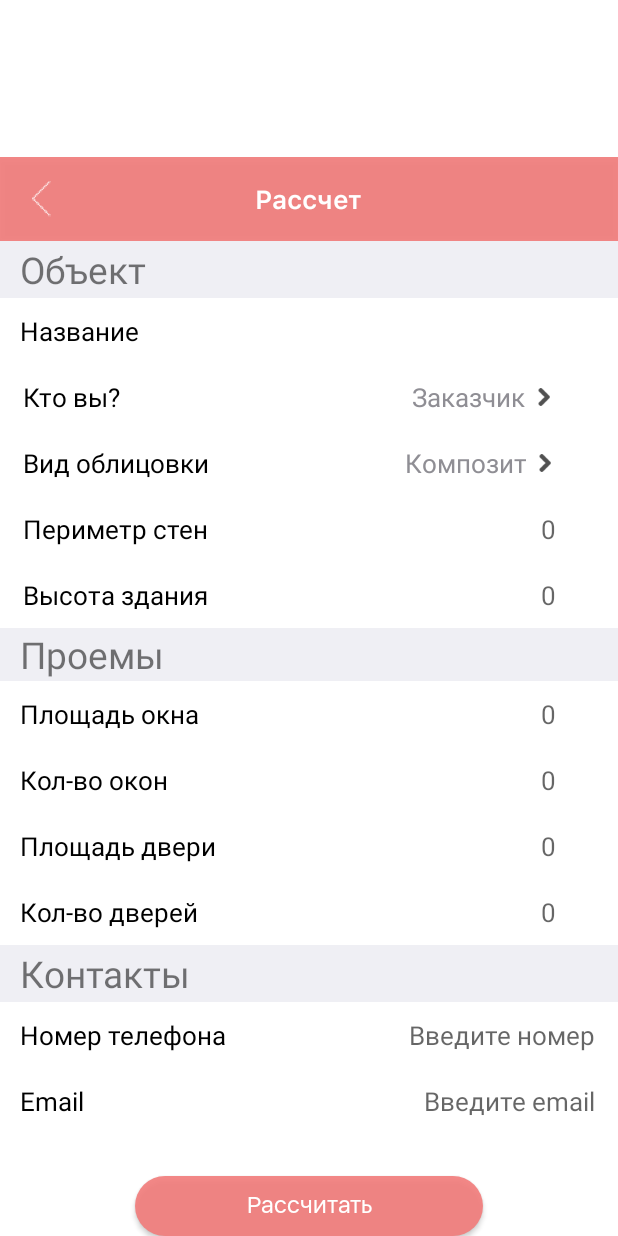
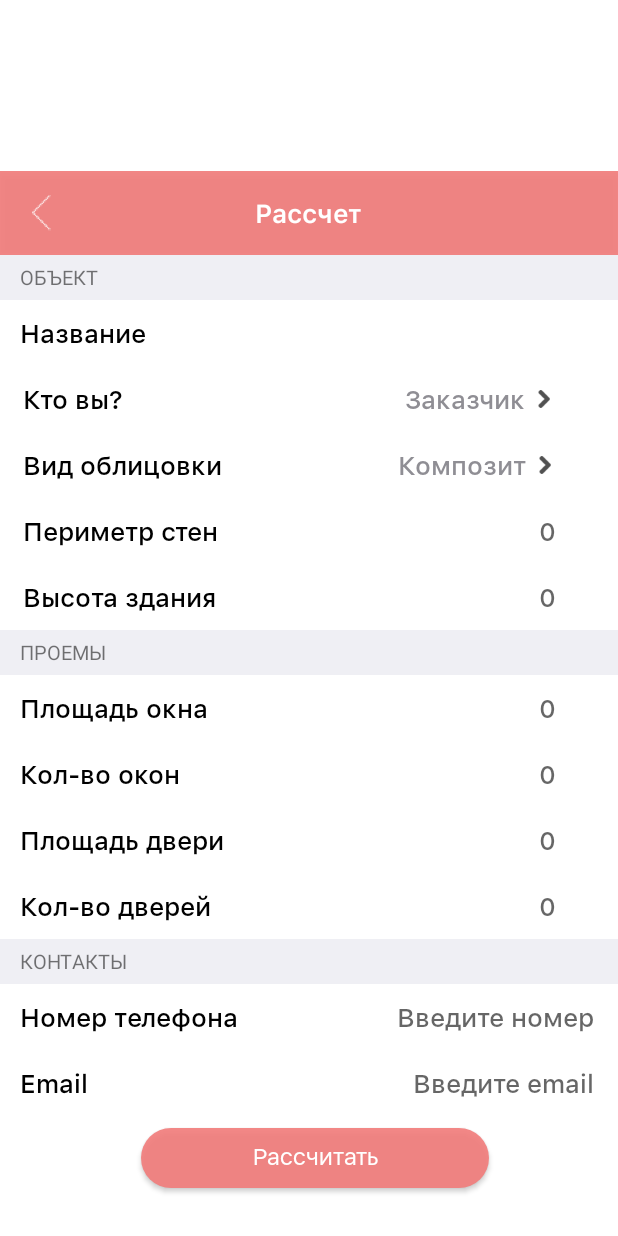
Before and after one commit to Motygullin503/Alliance, an Android app: the CalculateActivity screen opened directly, with no data from a screen before it, on a phone screen of 412 x 824 dp. Run offline under Robolectric (Android 15) with nearby library versions, the phone set to English and light mode, and no system bars.

Commit message:
add fonts

```diff
--- a/app/src/main/res/layout/calculate_activity.xml
+++ b/app/src/main/res/layout/calculate_activity.xml
@@ -18,7 +18,8 @@
         app:layout_constraintHorizontal_bias="0.0"
         app:layout_constraintStart_toStartOf="parent"
         app:layout_constraintTop_toTopOf="parent"
-        app:layout_constraintVertical_bias="1.0">
+        app:layout_constraintVertical_bias="1.0"
+        >
 
         <android.support.constraint.ConstraintLayout
             android:layout_width="match_parent"
@@ -41,19 +42,21 @@
             <TextView
                 android:id="@+id/textView"
                 android:layout_width="match_parent"
-                android:layout_height="38dp"
+                android:layout_height="30dp"
                 android:background="@color/background_title"
                 android:gravity="center_vertical"
                 android:paddingStart="13dp"
                 android:text="@string/object"
-                android:textSize="11pt"
+                android:textSize="13sp"
                 app:layout_constraintEnd_toEndOf="parent"
                 app:layout_constraintHorizontal_bias="0.0"
                 app:layout_constraintStart_toStartOf="parent"
+                android:textAllCaps="true"
                 app:layout_constraintTop_toBottomOf="@+id/include" />
 
             <TextView
                 android:id="@+id/textView2"
+                android:fontFamily="@font/sfui_text_medium"
                 android:layout_width="170dp"
                 android:layout_height="44dp"
                 android:gravity="center_vertical"
@@ -69,6 +72,7 @@
                 android:id="@+id/textView3"
                 android:layout_width="170dp"
                 android:layout_height="44dp"
+                android:fontFamily="@font/sfui_text_medium"
                 android:gravity="center_vertical"
                 android:paddingStart="15dp"
                 android:text="@string/who_are_you"
@@ -81,6 +85,7 @@
                 android:id="@+id/textView4"
                 android:layout_width="170dp"
                 android:layout_height="44dp"
+                android:fontFamily="@font/sfui_text_medium"
                 android:gravity="center_vertical"
                 android:paddingStart="15dp"
                 android:text="@string/type_of_cladding"
@@ -93,6 +98,7 @@
                 android:id="@+id/textView5"
                 android:layout_width="170dp"
                 android:layout_height="44dp"
+                android:fontFamily="@font/sfui_text_medium"
                 android:gravity="center_vertical"
                 android:paddingStart="15dp"
                 android:text="@string/wall_perimeter"
@@ -106,6 +112,7 @@
                 android:layout_width="170dp"
                 android:layout_height="44dp"
                 android:gravity="center_vertical"
+                android:fontFamily="@font/sfui_text_medium"
                 android:paddingStart="15dp"
                 android:text="@string/building_height"
                 android:textColor="@color/black"
@@ -117,6 +124,7 @@
                 android:id="@+id/et_name"
                 android:layout_width="190dp"
                 android:layout_height="44dp"
+                android:fontFamily="@font/sfui_text_medium"
                 android:background="@color/colorAccent"
                 android:gravity="center_vertical|end"
                 android:paddingRight="16dp"
@@ -131,6 +139,7 @@
                 android:id="@+id/tv_who_are"
                 android:layout_width="190dp"
                 android:layout_height="44dp"
+                android:fontFamily="@font/sfui_text_medium"
                 android:drawableEnd="@drawable/arrow_right"
                 android:drawablePadding="4dp"
                 android:gravity="center_vertical|end"
@@ -146,6 +155,7 @@
                 android:id="@+id/type_of_cladding"
                 android:layout_width="191dp"
                 android:layout_height="44dp"
+                android:fontFamily="@font/sfui_text_medium"
                 android:drawableEnd="@drawable/arrow_right"
                 android:gravity="center_vertical|end"
                 android:paddingRight="16dp"
@@ -161,6 +171,7 @@
                 android:id="@+id/et_perimetr"
                 android:layout_width="191dp"
                 android:layout_height="44dp"
+                android:fontFamily="@font/sfui_text_medium"
                 android:background="@color/colorAccent"
                 android:ems="10"
                 android:gravity="center_vertical|end"
@@ -178,6 +189,7 @@
                 android:id="@+id/et_building_height"
                 android:layout_width="191dp"
                 android:layout_height="44dp"
+                android:fontFamily="@font/sfui_text_medium"
                 android:background="@color/colorAccent"
                 android:ems="10"
                 android:gravity="center_vertical|end"
@@ -194,12 +206,13 @@
             <TextView
                 android:id="@+id/textViewDoors"
                 android:layout_width="match_parent"
-                android:layout_height="35dp"
+                android:layout_height="30dp"
                 android:background="@color/background_title"
                 android:gravity="center_vertical"
                 android:paddingStart="13dp"
+                android:textAllCaps="true"
                 android:text="@string/door_way"
-                android:textSize="11pt"
+                android:textSize="13sp"
                 app:layout_constraintEnd_toEndOf="parent"
                 app:layout_constraintHorizontal_bias="0.0"
                 app:layout_constraintStart_toStartOf="parent"
@@ -208,6 +221,7 @@
             <TextView
                 android:id="@+id/tv_square_window"
                 android:layout_width="170dp"
+                android:fontFamily="@font/sfui_text_medium"
                 android:layout_height="44dp"
                 android:gravity="center_vertical"
 
@@ -223,7 +237,7 @@
                 android:layout_width="170dp"
                 android:layout_height="44dp"
                 android:gravity="center_vertical"
-
+                android:fontFamily="@font/sfui_text_medium"
                 android:paddingStart="13dp"
                 android:text="@string/quantity_window"
                 android:textColor="@color/black"
@@ -236,7 +250,7 @@
                 android:id="@+id/tv_square_door"
                 android:layout_width="170dp"
                 android:layout_height="44dp"
-
+                android:fontFamily="@font/sfui_text_medium"
                 android:gravity="center_vertical"
                 android:paddingStart="13dp"
                 android:text="@string/square_door"
@@ -249,7 +263,7 @@
                 android:id="@+id/tv_quantity_doors"
                 android:layout_width="170dp"
                 android:layout_height="44dp"
-
+                android:fontFamily="@font/sfui_text_medium"
                 android:gravity="center_vertical"
                 android:paddingStart="13dp"
                 android:text="@string/quantity_door"
@@ -262,6 +276,7 @@
                 android:id="@+id/et_square_window"
                 android:layout_width="191dp"
                 android:layout_height="44dp"
+                android:fontFamily="@font/sfui_text_medium"
                 android:background="@color/colorAccent"
                 android:ems="10"
                 android:gravity="center_vertical|end"
@@ -279,6 +294,7 @@
                 android:id="@+id/et_quantity_window"
                 android:layout_width="191dp"
                 android:layout_height="44dp"
+                android:fontFamily="@font/sfui_text_medium"
                 android:background="@color/colorAccent"
                 android:ems="10"
                 android:gravity="center_vertical|end"
@@ -296,6 +312,7 @@
                 android:id="@+id/et_square_door"
                 android:layout_width="191dp"
                 android:layout_height="44dp"
+                android:fontFamily="@font/sfui_text_medium"
                 android:background="@color/colorAccent"
                 android:ems="10"
                 android:gravity="center_vertical|end"
@@ -313,6 +330,7 @@
                 android:id="@+id/et_quantity_door"
                 android:layout_width="191dp"
                 android:layout_height="44dp"
+                android:fontFamily="@font/sfui_text_medium"
                 android:background="@color/colorAccent"
                 android:ems="10"
                 android:gravity="center_vertical|end"
@@ -329,12 +347,13 @@
             <TextView
                 android:id="@+id/textViewContacts"
                 android:layout_width="match_parent"
-                android:layout_height="38dp"
+                android:layout_height="30dp"
                 android:background="@color/background_title"
                 android:gravity="center_vertical"
                 android:paddingStart="13dp"
+                android:textAllCaps="true"
                 android:text="@string/contacts_text"
-                android:textSize="11pt"
+                android:textSize="13sp"
                 app:layout_constraintEnd_toEndOf="parent"
                 app:layout_constraintHorizontal_bias="0.0"
                 app:layout_constraintStart_toStartOf="parent"
@@ -344,7 +363,7 @@
                 android:id="@+id/tv_number"
                 android:layout_width="170dp"
                 android:layout_height="44dp"
-
+                android:fontFamily="@font/sfui_text_medium"
                 android:gravity="center_vertical"
                 android:paddingStart="13dp"
                 android:text="@string/number_of_phone"
@@ -357,7 +376,7 @@
                 android:id="@+id/tv_email"
                 android:layout_width="170dp"
                 android:layout_height="44dp"
-
+                android:fontFamily="@font/sfui_text_medium"
                 android:gravity="center_vertical"
                 android:paddingStart="13dp"
                 android:text="@string/email"
@@ -370,6 +389,7 @@
                 android:id="@+id/et_number_of_phone"
                 android:layout_width="191dp"
                 android:layout_height="44dp"
+                android:fontFamily="@font/sfui_text_medium"
                 android:background="@color/colorAccent"
                 android:ems="10"
                 android:gravity="center_vertical|end"
@@ -387,6 +407,7 @@
                 android:id="@+id/et_email"
                 android:layout_width="191dp"
                 android:layout_height="44dp"
+                android:fontFamily="@font/sfui_text_medium"
                 android:background="@color/colorAccent"
                 android:ems="10"
                 android:gravity="center_vertical|end"
@@ -404,19 +425,22 @@
                 android:id="@+id/btn_calculate_price"
                 android:layout_width="232dp"
                 android:layout_height="40dp"
+                android:layout_marginBottom="32dp"
                 android:layout_marginEnd="8dp"
                 android:layout_marginStart="8dp"
-                android:layout_marginTop="28dp"
+                android:layout_marginTop="8dp"
                 android:background="@drawable/button_back"
                 android:fontFamily="@font/sfui_display_regular"
                 android:text="@string/calculate"
                 android:textAllCaps="false"
                 android:textColor="#FFFFFF"
                 android:textSize="16sp"
+                app:layout_constraintBottom_toBottomOf="parent"
                 app:layout_constraintEnd_toEndOf="parent"
+                app:layout_constraintHorizontal_bias="0.523"
                 app:layout_constraintStart_toStartOf="parent"
                 app:layout_constraintTop_toBottomOf="@+id/et_email"
-                />
+                app:layout_constraintVertical_bias="0.0" />
         </android.support.constraint.ConstraintLayout>
     </ScrollView>
 
```
